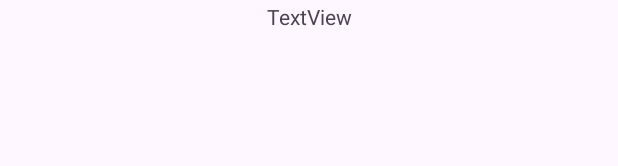
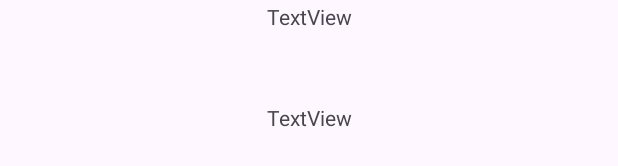
Before and after one commit to Paulvincent1/Paul-Sumalinog-block4-activity1, an Android app: the layout activity_main.xml on its own in the app's theme, with its tools: preview values and no code run, on a phone screen of 412 x 824 dp. Shown: the part 602-768 px from the top of the screen. Run offline under Robolectric (Android 15) with nearby library versions, the phone set to English and light mode, and no system bars.

Commit message:
initial commit

```diff
--- a/app/src/main/res/layout/activity_main.xml
+++ b/app/src/main/res/layout/activity_main.xml
@@ -39,4 +39,15 @@
         app:layout_constraintStart_toStartOf="parent"
         app:layout_constraintTop_toTopOf="parent" />
 
+    <TextView
+        android:id="@+id/textView4"
+        android:layout_width="wrap_content"
+        android:layout_height="wrap_content"
+        android:text="TextView"
+        app:layout_constraintBottom_toBottomOf="parent"
+        app:layout_constraintEnd_toEndOf="parent"
+        app:layout_constraintStart_toStartOf="parent"
+        app:layout_constraintTop_toTopOf="parent"
+        app:layout_constraintVertical_bias="0.584" />
+
 </androidx.constraintlayout.widget.ConstraintLayout>
```
